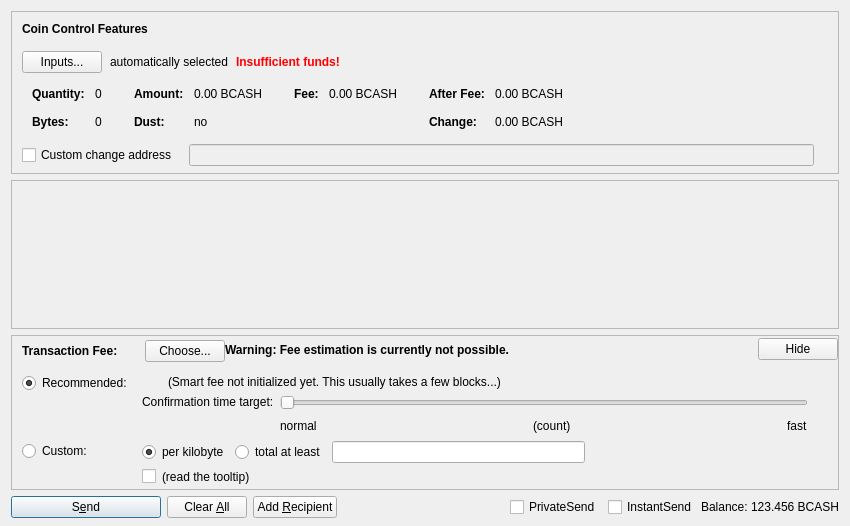
BCashTeam/bcashtestnet, file src/qt/forms/sendcoinsdialog.ui: the form before one commit.
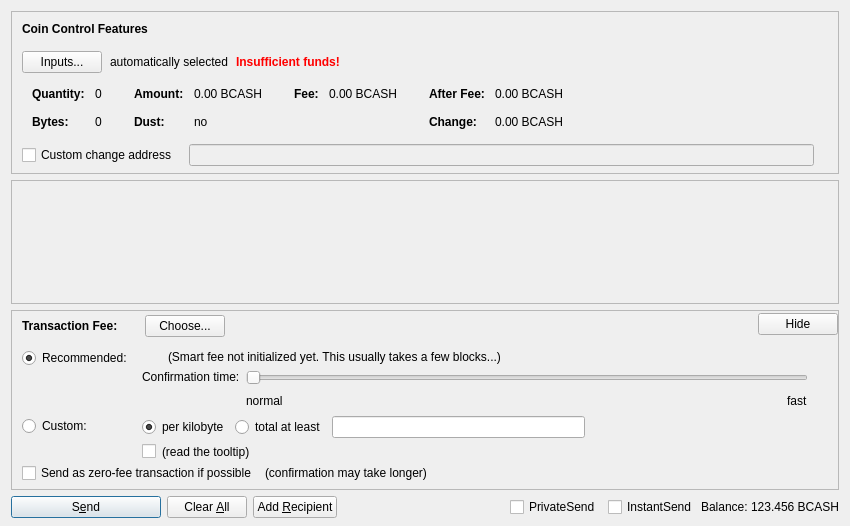
The form after the commit. Custom widgets are drawn as their Qt base class.

Diff of the .ui file:
```diff
--- a/src/qt/forms/sendcoinsdialog.ui
+++ b/src/qt/forms/sendcoinsdialog.ui
@@ -588,7 +588,7 @@
         <x>0</x>
         <y>0</y>
         <width>830</width>
-        <height>104</height>
+        <height>69</height>
        </rect>
       </property>
       <layout class="QVBoxLayout" name="verticalLayout_2" stretch="0,1">
@@ -759,33 +759,11 @@
             </item>
            </layout>
           </item>
-          <item>
-           <widget class="QLabel" name="fallbackFeeWarningLabel">
-            <property name="toolTip">
-             <string>Using the fallbackfee can result in sending a transaction that will take several hours or days (or never) to confirm. Consider choosing your fee manually or wait until your have validated the complete chain.</string>
-            </property>
-            <property name="font">
-            <font>
-                <weight>75</weight>
-                <bold>true</bold>
-            </font>
-            </property>
-            <property name="text">
-             <string>Warning: Fee estimation is currently not possible.</string>
-            </property>
-            <property name="wordWrap">
-             <bool>false</bool>
-            </property>
-           </widget>
-          </item>
           <item>
            <spacer name="horizontalSpacer_4">
             <property name="orientation">
              <enum>Qt::Horizontal</enum>
             </property>
-            <property name="sizeType">
-             <enum>QSizePolicy::MinimumExpanding</enum>
-            </property>
             <property name="sizeHint" stdset="0">
              <size>
               <width>40</width>
@@ -1053,7 +1031,7 @@
                    <item>
                     <widget class="QLabel" name="labelSmartFee3">
                      <property name="text">
-                      <string>Confirmation time target:</string>
+                      <string>Confirmation time:</string>
                      </property>
                      <property name="margin">
                       <number>2</number>
@@ -1086,7 +1064,7 @@
                       <number>0</number>
                      </property>
                      <property name="maximum">
-                      <number>23</number>
+                      <number>24</number>
                      </property>
                      <property name="pageStep">
                       <number>1</number>
@@ -1117,26 +1095,6 @@
                        </property>
                       </widget>
                      </item>
-                     <item>
-                      <spacer name="horizontalSpacer_7">
-                       <property name="orientation">
-                        <enum>Qt::Horizontal</enum>
-                       </property>
-                       <property name="sizeHint" stdset="0">
-                        <size>
-                         <width>40</width>
-                         <height>20</height>
-                        </size>
-                       </property>
-                      </spacer>
-                     </item>
-                     <item>
-                      <widget class="QLabel" name="confirmationTargetLabel">
-                       <property name="text">
-                        <string notr="true">(count)</string>
-                       </property>
-                      </widget>
-                     </item>
                      <item>
                       <spacer name="horizontalSpacer_3">
                        <property name="orientation">
@@ -1180,6 +1138,59 @@
              </item>
             </layout>
            </item>
+           <item>
+            <layout class="QHBoxLayout" name="horizontalLayoutFee5" stretch="0,0,0">
+             <property name="spacing">
+              <number>8</number>
+             </property>
+             <property name="bottomMargin">
+              <number>4</number>
+             </property>
+             <item>
+              <widget class="QCheckBox" name="checkBoxFreeTx">
+               <property name="text">
+                <string>Send as zero-fee transaction if possible</string>
+               </property>
+              </widget>
+             </item>
+             <item>
+              <widget class="QLabel" name="labelFreeTx">
+               <property name="text">
+                <string>(confirmation may take longer)</string>
+               </property>
+               <property name="margin">
+                <number>5</number>
+               </property>
+              </widget>
+             </item>
+             <item>
+              <spacer name="horizontalSpacerFee5">
+               <property name="orientation">
+                <enum>Qt::Horizontal</enum>
+               </property>
+               <property name="sizeHint" stdset="0">
+                <size>
+                 <width>1</width>
+                 <height>1</height>
+                </size>
+               </property>
+              </spacer>
+             </item>
+            </layout>
+           </item>
+           <item>
+            <spacer name="verticalSpacerFee2">
+             <property name="orientation">
+              <enum>Qt::Vertical</enum>
+             </property>
+             <property name="sizeHint" stdset="0">
+              <size>
+               <width>1</width>
+               <height>1</height>
+              </size>
+             </property>
+            </spacer>
+           </item>
           </layout>
          </widget>
         </item>
```
Left out of the diff: 6 changed lines with no effect on the pictures.
